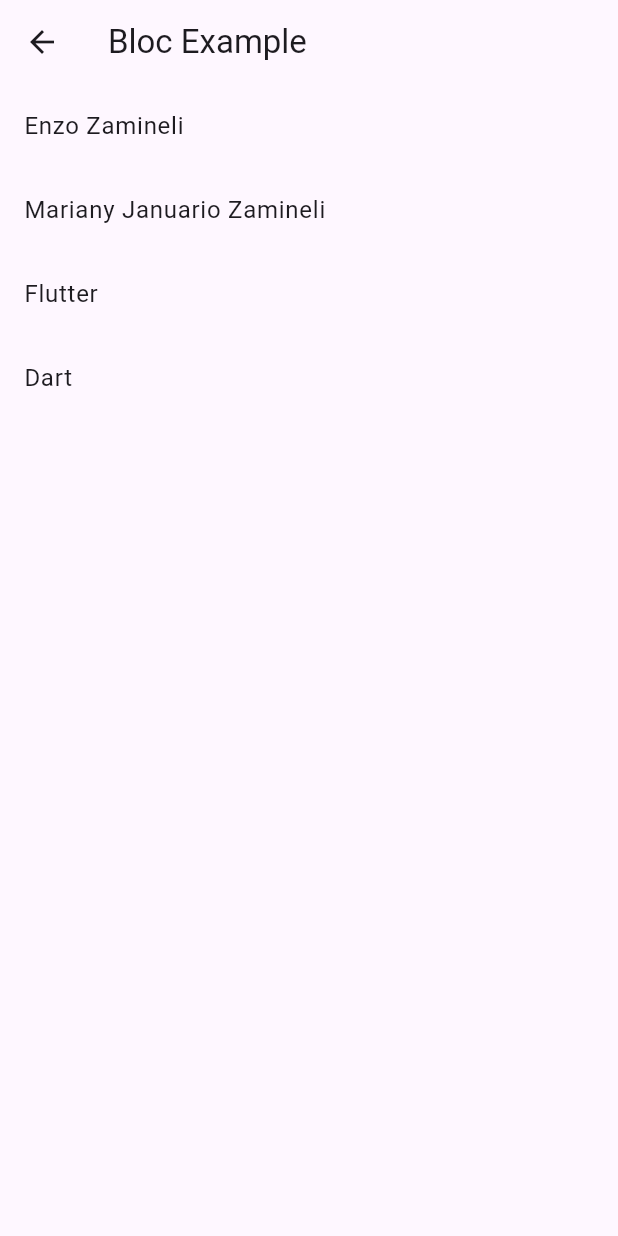
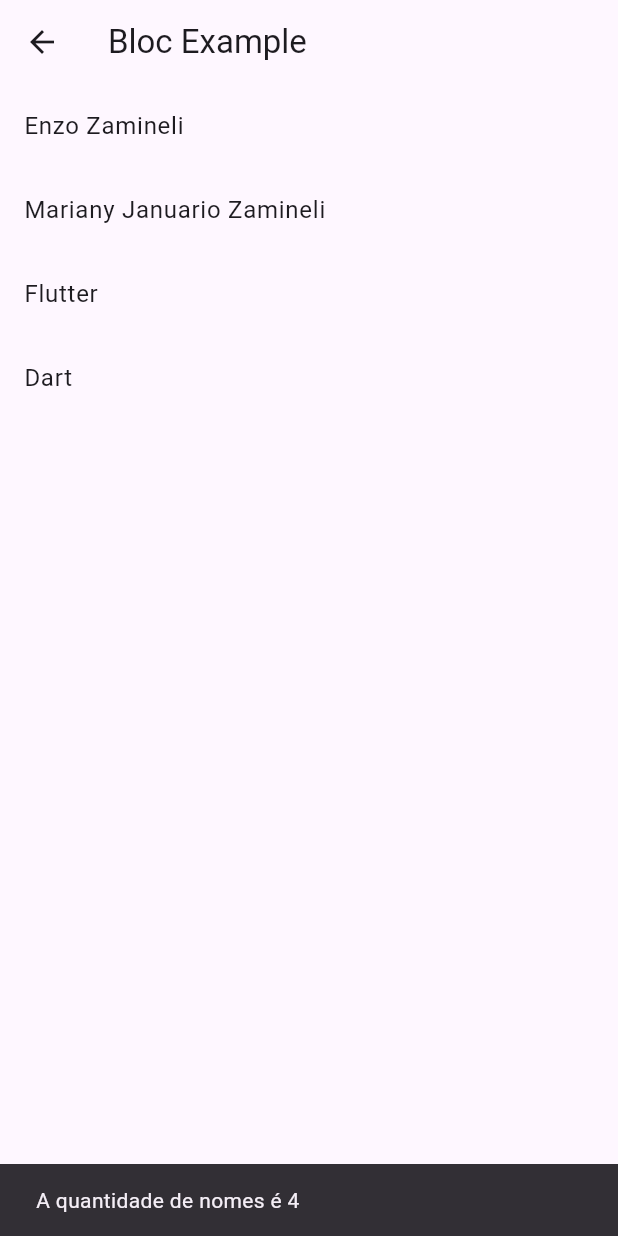
Before and after one commit to enzozami/flutter_gerencia_estado_estudo, a Flutter app: the BlocExample screen opened by its route, on a phone screen of 412 x 824 dp. Run offline on Flutter 3.47's test engine with Material 3 defaults, Android fonts, the phone set to English and light mode, and no system bars; our stand-ins replace bloc, flutter_bloc.

Commit message:
para apenas 'escutar' as alterações do estado - SEM REBUILDAR A TELA

```diff
--- a/lib/features/bloc_example/bloc_example.dart
+++ b/lib/features/bloc_example/bloc_example.dart
@@ -11,10 +11,23 @@ class BlocExample extends StatelessWidget {
       appBar: AppBar(
         title: const Text('Bloc Example'),
       ),
-      body: BlocBuilder<ExampleBloc, ExampleState>(
+      body: BlocListener<ExampleBloc, ExampleState>(
+        listener: (context, state) {
+          if (state is ExampleStateData) {
+            ScaffoldMessenger.of(context).showSnackBar(
+              SnackBar(
+                content: Text('A quantidade de nomes é ${state.names.length}'),
+              ),
+            );
+          }
+        },
+        child: Column(
+          children: [
+            BlocBuilder<ExampleBloc, ExampleState>(
               builder: (context, state) {
                 if (state is ExampleStateData) {
                   return ListView.builder(
+                    shrinkWrap: true,
                     itemCount: state.names.length,
                     itemBuilder: (context, index) {
                       final name = state.names[index];
@@ -27,6 +40,9 @@ class BlocExample extends StatelessWidget {
                 return const Text('Nenhum nome cadastrado');
               },
             ),
+          ],
+        ),
+      ),
     );
   }
 }
```
Lines whose indentation alone changed are shown as unchanged.
